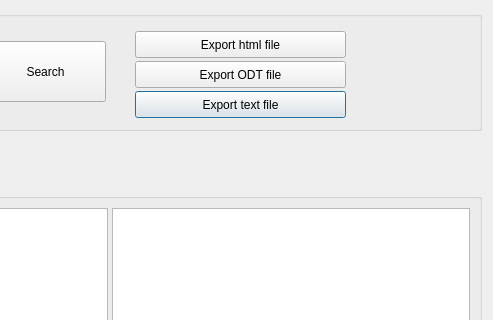
The window that GUI_UIs/ui_dialog_report_codings.ui (ccbogel/QualCoder) describes before a commit, drawn with Qt 5; both pictures show x 636 to 1129 and y 0 to 320 of the 1129 by 715 pixel window.
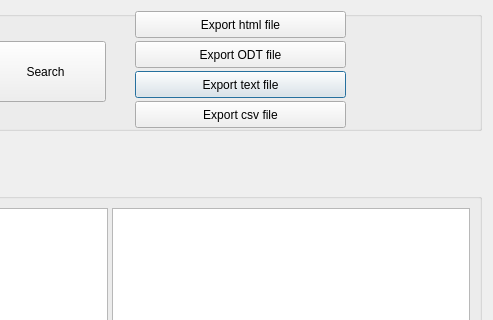
The same window after the commit.

What changed in the file:
```diff
--- a/GUI_UIs/ui_dialog_report_codings.ui
+++ b/GUI_UIs/ui_dialog_report_codings.ui
@@ -38,7 +38,7 @@
       <property name="geometry">
        <rect>
         <x>760</x>
-        <y>80</y>
+        <y>60</y>
         <width>211</width>
         <height>27</height>
        </rect>
@@ -64,7 +64,7 @@
       <property name="geometry">
        <rect>
         <x>760</x>
-        <y>20</y>
+        <y>0</y>
         <width>211</width>
         <height>27</height>
        </rect>
@@ -165,7 +165,7 @@
       <property name="geometry">
        <rect>
         <x>760</x>
-        <y>50</y>
+        <y>30</y>
         <width>211</width>
         <height>27</height>
        </rect>
@@ -174,6 +174,19 @@
        <string>Export ODT file</string>
       </property>
      </widget>
+     <widget class="QPushButton" name="pushButton_export_csv">
+      <property name="geometry">
+       <rect>
+        <x>760</x>
+        <y>90</y>
+        <width>211</width>
+        <height>27</height>
+       </rect>
+      </property>
+      <property name="text">
+       <string>Export csv file</string>
+      </property>
+     </widget>
     </widget>
    </item>
    <item>
```
